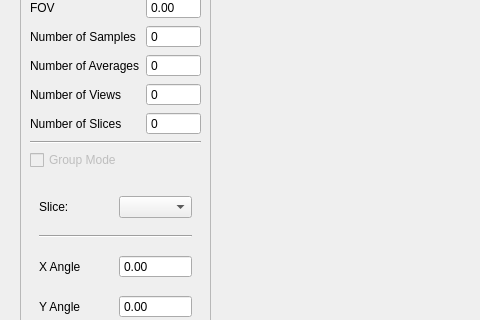
Qt form exameditdialog.ui (xbghc/mrscan2) before a commit; both pictures show x 0 to 480 and y 92 to 412 of the 926 by 648 pixel window.
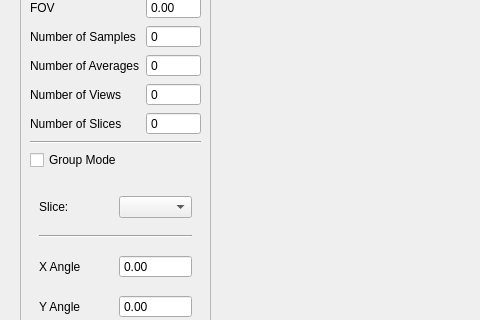
The same form after that commit. Custom widgets are drawn as their Qt base class.

Patch:
```diff
--- a/exameditdialog.ui
+++ b/exameditdialog.ui
@@ -91,7 +91,7 @@
           <item row="8" column="0" colspan="2">
            <widget class="QCheckBox" name="checkGroupMode">
             <property name="enabled">
-             <bool>false</bool>
+             <bool>true</bool>
             </property>
             <property name="text">
              <string>Group Mode</string>
```
Left out of the diff: 2 changed lines with no effect on the pictures.
